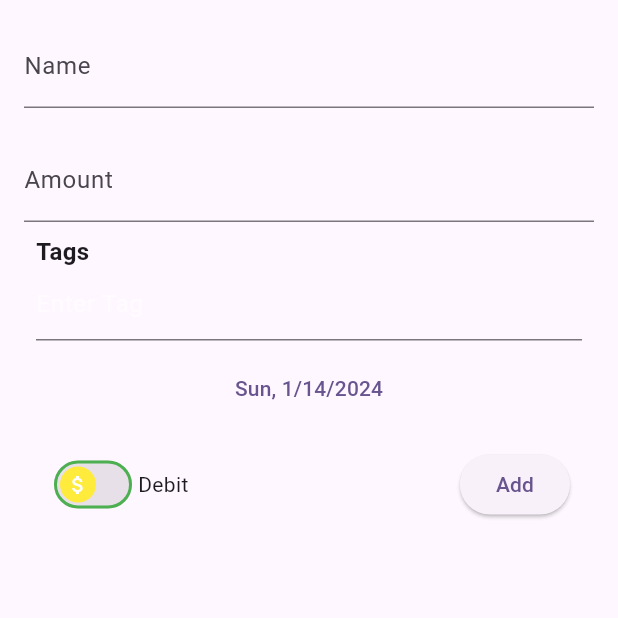
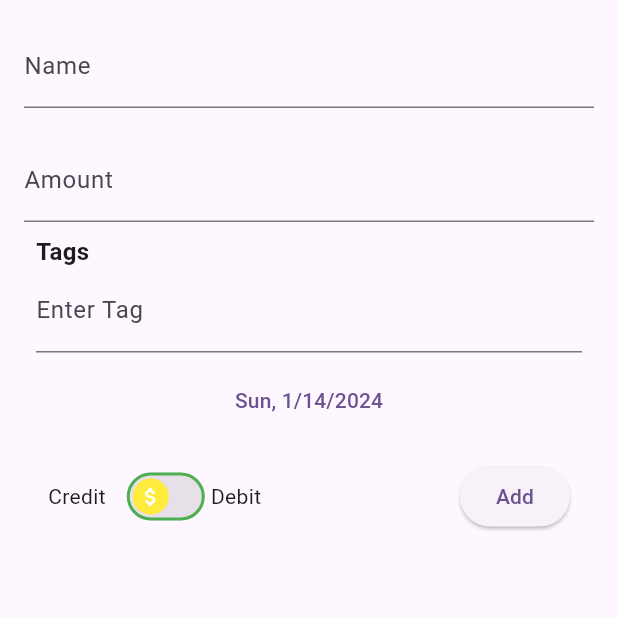
Before and after one commit to vinayakgupta29/personal_bahi_khata, a Flutter app: the screen it shows after launch, after a tap on the "add" icon, on a phone screen of 412 x 824 dp, the top half of it. Run offline on Flutter 3.47's test engine with Material 3 defaults, Android fonts, the phone set to English and light mode, and no system bars; our stand-ins replace flutter_slidable, hive_flutter, share_plus; accounts and stored records are empty.

Commit message:
v-1.0.0 : done some minor changes

```diff
--- a/lib/data/database.dart
+++ b/lib/data/database.dart
@@ -40,6 +40,7 @@ class DataBase {
       final file = await File('${path.path}/fins.txt')
           .create(recursive: true); // Create if not found
       expFile = file;
+      file.deleteSync();
       final contents = await file.readAsString();
       debugPrint("contents $contents");
       json = contents.isEmpty ? "[]" : contents; // Handle empty file
@@ -47,7 +48,7 @@ class DataBase {
       debugPrint("json load $json");
       return contents.isEmpty ? "[]" : contents;
     } catch (e) {
-      print("Error loading expenses: $e");
+      debugPrint("Error loading expenses: $e");
       json = "[]"; // Set to empty string on error
     }
     return "[]";
@@ -56,12 +57,12 @@ class DataBase {
   static Future<void> saveExpenses(String newJson) async {
     try {
       Directory path = await getApplicationDocumentsDirectory();
-      print(path.path);
+      debugPrint(path.path);
       await File('${path.path}/fins.txt').writeAsString(newJson);
       expFile = File('${path.path}/fins.txt');
-      print("write file \n\n\n\n");
+      debugPrint("write file \n\n\n\n");
     } catch (e) {
-      print("Error saving expenses: $e");
+      debugPrint("Error saving expenses: $e");
     }
   }
 }
--- a/lib/main.dart
+++ b/lib/main.dart
@@ -1,4 +1,3 @@
-import 'dart:convert';
 import 'dart:io';
 import 'package:flutter_slidable/flutter_slidable.dart';
 import 'package:flutter/material.dart';
@@ -8,7 +7,6 @@ import 'package:personal_finance_tracker/data/database.dart';
 import 'package:personal_finance_tracker/presentation/bottomsheet.dart';
 import 'package:personal_finance_tracker/util/constants.dart';
 import 'package:share_plus/share_plus.dart';
-import 'package:path_provider/path_provider.dart';
 
 void main() async {
   await Hive.initFlutter();
@@ -180,9 +178,15 @@ class _MyHomePageState extends State<MyHomePage> {
   }
 
   @override
+  void didChangeDependencies() {
+    super.didChangeDependencies();
+    DataBase.loadData();
+  }
+
+  @override
   Widget build(BuildContext context) {
     _foundExpense = DataBase.expenses;
-    print(_foundExpense);
+    debugPrint("$_foundExpense");
     _foundExpense.sort((a, b) {
       DateTime dateA = DateTime.parse(a.date!);
       DateTime dateB = DateTime.parse(b.date!);
@@ -392,15 +396,20 @@ class _MyHomePageState extends State<MyHomePage> {
                               ),
                               SizedBox(
                                 height: 50,
-                                width: 100,
+                                width: MediaQuery.of(context).size.width - 100,
                                 child: ListView.builder(
                                     shrinkWrap: true,
                                     scrollDirection: Axis.horizontal,
                                     itemCount: obj.label?.length ?? 0,
-                                    itemBuilder: (context, ind) => Chip(
-                                        labelStyle:
-                                            const TextStyle(fontSize: 12),
-                                        label: Text(obj.label?[ind] ?? "hi"))),
+                                    itemBuilder: (context, ind) => Padding(
+                                          padding: const EdgeInsets.symmetric(
+                                              horizontal: 8.0),
+                                          child: Chip(
+                                              labelStyle:
+                                                  const TextStyle(fontSize: 12),
+                                              label: Text(
+                                                  obj.label?[ind] ?? "hi")),
+                                        )),
                               )
                             ],
                           ),
@@ -432,8 +441,6 @@ class _MyHomePageState extends State<MyHomePage> {
       //       return
       //     }),
       ,
-
-      drawer: Drawer(),
       floatingActionButton: Padding(
         padding: EdgeInsets.only(
             bottom: MediaQuery.of(context).size.height * 0.07, right: 10),
--- a/lib/presentation/bottomsheet.dart
+++ b/lib/presentation/bottomsheet.dart
@@ -2,7 +2,6 @@ import 'dart:convert';
 
 import 'package:flutter/material.dart';
 import 'package:flutter/services.dart';
-import 'package:hive_flutter/hive_flutter.dart';
 import 'package:intl/intl.dart';
 import 'package:personal_finance_tracker/data/database.dart';
 
@@ -21,7 +20,7 @@ class _PaymntBottomSheetState extends State<PaymntBottomSheet> {
   final _amountController = TextEditingController();
   final DataBase db = DataBase();
   bool _isDebit = false;
-
+  DateTime now = DateTime.now();
   DateTime? _selectedDate = DateTime.now();
 
   bool _validate = false;
@@ -50,7 +49,7 @@ class _PaymntBottomSheetState extends State<PaymntBottomSheet> {
           isDebit: _isDebit));
       _titlecontroller.clear();
       _amountController.clear();
-      print(DataBase.expenses);
+      debugPrint("${DataBase.expenses}");
       // db.updateDatabase();
       var newList = Expense.listToJson(DataBase.expenses);
       var newJson = jsonEncode({"expense": newList});
@@ -63,7 +62,9 @@ class _PaymntBottomSheetState extends State<PaymntBottomSheet> {
   @override
   Widget build(BuildContext context) {
     return Scaffold(
-      body: SizedBox(
+      body: GestureDetector(
+        onTap: () => FocusManager.instance.primaryFocus?.unfocus(),
+        child: SizedBox(
           height: MediaQuery.of(context).size.height * 0.6 +
               (MediaQuery.of(context).viewInsets.bottom),
           child: Padding(
@@ -87,7 +88,7 @@ class _PaymntBottomSheetState extends State<PaymntBottomSheet> {
                           RegExp(r'^\d+\.?\d{0,2}$')),
                     ],
                     decoration: InputDecoration(
-                      label: Text("Amount"),
+                        label: const Text("Amount"),
                         errorText: _validate ? "Please Fill the Amount" : null),
                   ),
                   Autocomplete<String>(
@@ -103,11 +104,12 @@ class _PaymntBottomSheetState extends State<PaymntBottomSheet> {
                                 onTap: () {
                                   onSelected(opt);
                                 },
-                              child: Container(
-                                padding: const EdgeInsets.only(right: 60),
+                                child: Padding(
+                                  padding: const EdgeInsets.only(right: 25.0),
                                   child: Card(
                                     child: Container(
-                                    width: double.infinity - 60,
+                                      width: MediaQuery.of(context).size.width -
+                                          20,
                                       padding: const EdgeInsets.all(10),
                                       child: Text(opt),
                                     ),
@@ -135,11 +137,13 @@ class _PaymntBottomSheetState extends State<PaymntBottomSheet> {
                             children: [
                               const Text("Tags",
                                   style: TextStyle(
-                                    fontWeight: FontWeight.bold, fontSize: 16)),
+                                      fontWeight: FontWeight.bold,
+                                      fontSize: 16)),
                               Wrap(
                                 spacing:
                                     8.0, // Horizontal spacing between widgets
-                              runSpacing: 8.0, // Vertical spacing between lines
+                                runSpacing:
+                                    8.0, // Vertical spacing between lines
                                 children: selectedTags
                                     .map((e) => Chip(
                                           backgroundColor: Colors.blueGrey,
@@ -171,7 +175,7 @@ class _PaymntBottomSheetState extends State<PaymntBottomSheet> {
                               ),
                               TextField(
                                 decoration: const InputDecoration(
-                                hintText: "Enter Tag",
+                                  labelText: "Enter Tag",
                                   hintStyle: TextStyle(
                                       color: Colors.white54), // Hint text color
                                 ),
@@ -219,15 +223,14 @@ class _PaymntBottomSheetState extends State<PaymntBottomSheet> {
                       onPressed: () {
                         showDatePicker(
                                 context: context,
-                              firstDate: DateTime.now(),
+                                firstDate: DateTime(now.year - 5),
                                 lastDate: DateTime(2200))
                             .then((picked) {
                           if (picked != null) {
-                          return;
-                        }
                             setState(() {
                               _selectedDate = picked;
                             });
+                          }
                         });
                       },
                       child: Text((_selectedDate != null
@@ -237,14 +240,20 @@ class _PaymntBottomSheetState extends State<PaymntBottomSheet> {
                     padding: const EdgeInsets.all(16.0),
                     child: Row(
                       children: [
+                        const Padding(
+                          padding: EdgeInsets.only(right: 10.0),
+                          child: Text("Credit"),
+                        ),
                         Switch(
                             thumbIcon: const MaterialStatePropertyAll(Icon(
                               Icons.attach_money,
                               color: Colors.white,
                             )),
                             activeTrackColor: Colors.red,
-                          thumbColor: MaterialStatePropertyAll(Colors.yellow),
-                          overlayColor: MaterialStatePropertyAll(Colors.green),
+                            thumbColor:
+                                const MaterialStatePropertyAll(Colors.yellow),
+                            overlayColor:
+                                const MaterialStatePropertyAll(Colors.green),
                             trackOutlineColor: MaterialStatePropertyAll(
                                 _isDebit ? Colors.amber : Colors.green),
                             key: UniqueKey(),
@@ -269,7 +278,7 @@ class _PaymntBottomSheetState extends State<PaymntBottomSheet> {
                                 _validate = _amountController.text.isEmpty;
                               });
                               _validate ? null : saveNewTask();
-                            debugPrint("${_foundExpense}");
+                              debugPrint("$_foundExpense");
                             },
                             child: const Text("Add"))
                       ],
@@ -280,6 +289,7 @@ class _PaymntBottomSheetState extends State<PaymntBottomSheet> {
             ),
           ),
         ),
+      ),
     );
   }
 }
```
Also changed, not shown: 1 other file. Lines whose indentation alone changed are shown as unchanged.
